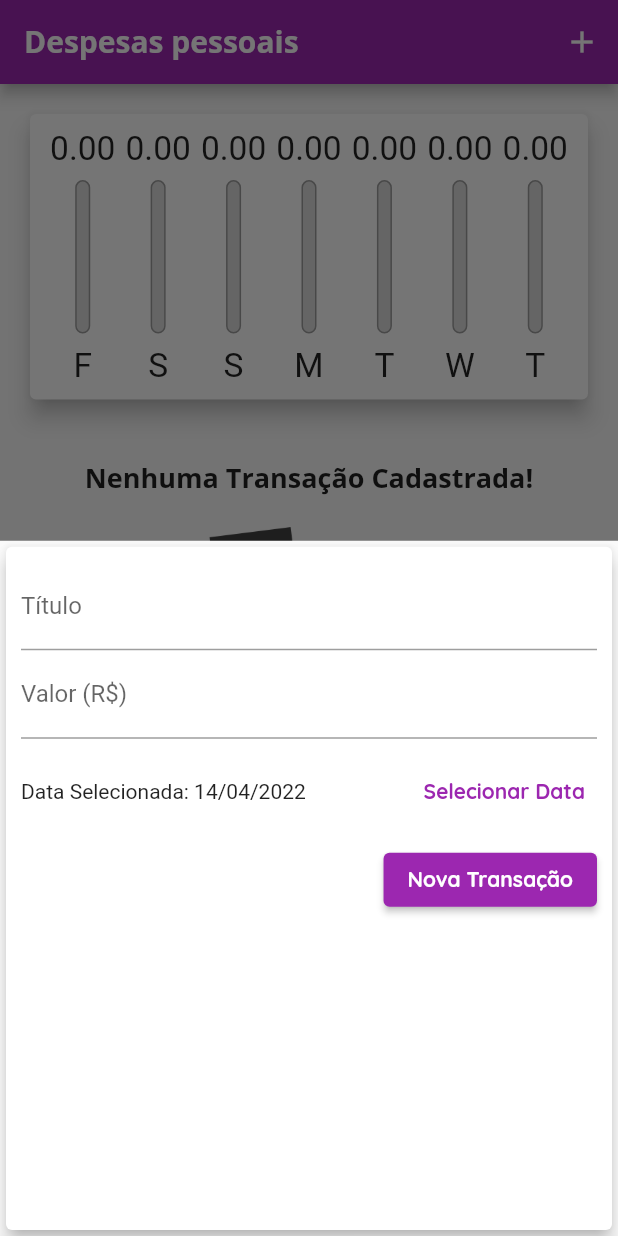
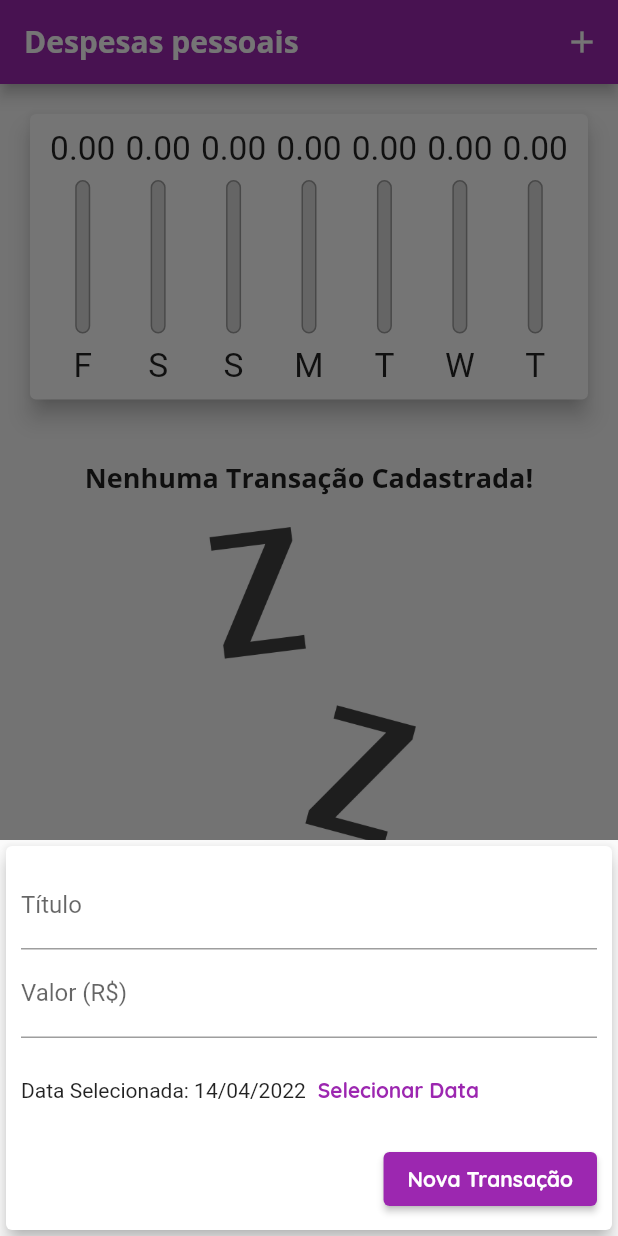
Before and after one commit to alexandreccarmo/expenses, a Flutter app: the screen it shows after launch, after a tap on the "add" icon, on a phone screen of 412 x 824 dp. Run offline on Flutter 3.47's test engine with Material 2 defaults, Android fonts, the phone set to English and light mode, and no system bars.

Commit message:
adicioandno constante para pegar o estado da tela

```diff
--- a/lib/components/transaction_form.dart
+++ b/lib/components/transaction_form.dart
@@ -19,7 +19,7 @@ class _TransactionFormState extends State<TransactionForm> {
     final title = _titleController.text;
     final value = double.tryParse(_valueController.text) ?? 0.0;
 
-    if (title.isEmpty || value <= 0) {
+    if (title.isEmpty || value <= 0 || _selectedDate == null) {
       return;
     }
 
@@ -44,10 +44,16 @@ class _TransactionFormState extends State<TransactionForm> {
 
   @override
   Widget build(BuildContext context) {
-    return Card(
+    return SingleChildScrollView(
+      child: Card(
         elevation: 5,
         child: Padding(
-        padding: const EdgeInsets.all(10),
+          padding: EdgeInsets.only(
+            top: 10,
+            right: 10,
+            left: 10,
+            bottom: 10 + (MediaQuery.of(context).viewInsets.bottom),
+          ),
           child: Column(
             children: <Widget>[
               TextField(
@@ -69,12 +75,10 @@ class _TransactionFormState extends State<TransactionForm> {
                 height: 70,
                 child: Row(
                   children: <Widget>[
-                  Expanded(
-                    child: Text(
+                    Text(
                       _selectedDate == null
                           ? 'Nenhuma data selecionada!'
                           : 'Data Selecionada: ${DateFormat('dd/MM/y').format(_selectedDate)}',
-                    ),
                     ),
                     TextButton(
                       child: Text(
@@ -105,6 +109,7 @@ class _TransactionFormState extends State<TransactionForm> {
             ],
           ),
         ),
+      ),
     );
   }
 }
--- a/lib/main.dart
+++ b/lib/main.dart
@@ -103,7 +103,8 @@ class _MyHomePageState extends State<MyHomePage>{
 
   @override
   Widget build(BuildContext context){
-    bool isLandSacape = MediaQuery.of(context).orientation == Orientation.landscape;
+    final mediaQuery = MediaQuery.of(context);
+    bool isLandSacape = mediaQuery.orientation == Orientation.landscape;
     final appBar = AppBar(
       title: Text('Despesas pessoais'),
       actions: <Widget>[
@@ -122,7 +123,7 @@ class _MyHomePageState extends State<MyHomePage>{
         ),
       ],
     );
-    final availableHeight = MediaQuery.of(context).size.height - appBar.preferredSize.height - MediaQuery.of(context).padding.top;
+    final availableHeight = mediaQuery.size.height - appBar.preferredSize.height - mediaQuery.padding.top;
 
       return Scaffold(
         appBar: appBar,
@@ -147,12 +148,12 @@ class _MyHomePageState extends State<MyHomePage>{
               //   ),
               if (_showChart || !isLandSacape)
                 Container(
-                  height: availableHeight * (isLandSacape ? 0.7 : 0.3),
+                  height: availableHeight * (isLandSacape ? 0.8 : 0.3),
                   child: Chart(_recentTransactions),
                 ),
               if (!_showChart || !isLandSacape)
                 Container(
-                  height: availableHeight * 0.7,
+                  height: availableHeight  * (isLandSacape ? 1 : 0.7),
                   child: TransactionList(_transactions, _removeTransaction),
                 ),
             ],
```
Also changed, not shown: lib/components/transaction_list.dart (+8 -1 lines). Lines whose indentation alone changed are shown as unchanged.
